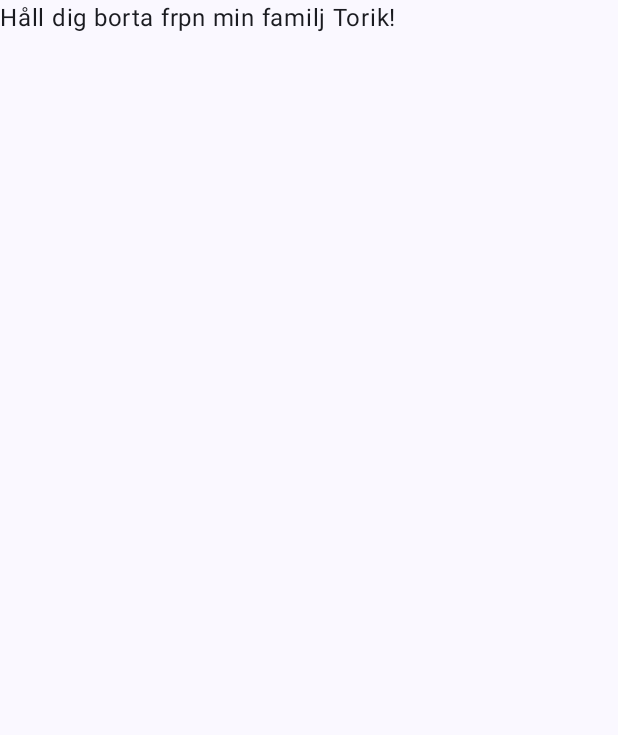
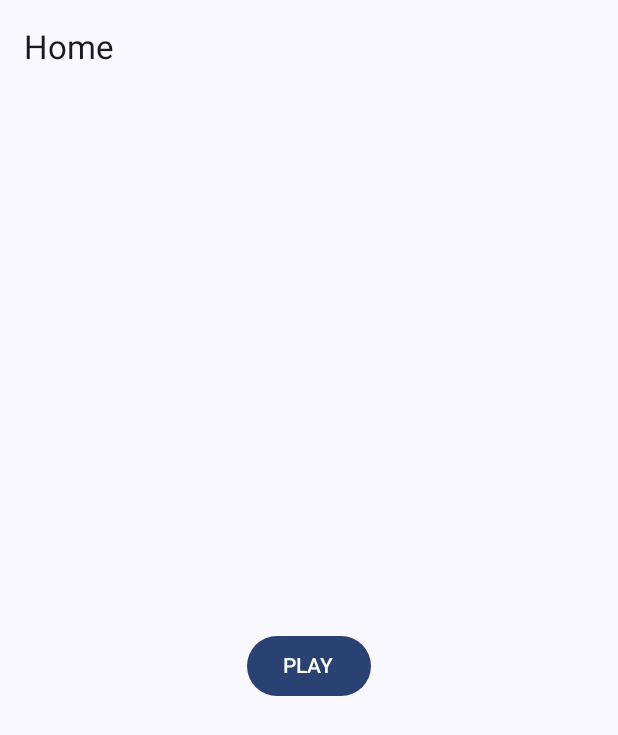
Before and after one commit to Masstoppe/TicTackToe-LucasTorik, an Android app built with Jetpack Compose: the screen it shows after launch (MainActivity), on a phone screen of 412 x 824 dp. Shown: the top 735 px of the screen. Run offline under Robolectric (Android 15) with nearby library versions, the phone set to English and light mode, and no system bars.

Commit message:
Getting started on the UI
Check project code and project for more info

```diff
--- a/app/build.gradle.kts
+++ b/app/build.gradle.kts
@@ -6,7 +6,7 @@ plugins {
 
 android {
     namespace = "com.example.tictacktoe_lt"
-    compileSdk = 34
+    compileSdk = 35
 
     defaultConfig {
         applicationId = "com.example.tictacktoe_lt"
@@ -49,6 +49,8 @@ dependencies {
     implementation(libs.androidx.ui.graphics)
     implementation(libs.androidx.ui.tooling.preview)
     implementation(libs.androidx.material3)
+    implementation(libs.androidx.navigation.runtime.ktx)
+    implementation(libs.androidx.navigation.compose)
     testImplementation(libs.junit)
     androidTestImplementation(libs.androidx.junit)
     androidTestImplementation(libs.androidx.espresso.core)
--- a/app/src/main/java/com/example/tictacktoe_lt/Home.kt
+++ b/app/src/main/java/com/example/tictacktoe_lt/Home.kt
@@ -1 +1,42 @@
 package com.example.tictacktoe_lt
+
+
+import androidx.compose.foundation.layout.Arrangement
+import androidx.compose.foundation.layout.Column
+import androidx.compose.foundation.layout.fillMaxSize
+import androidx.compose.foundation.layout.padding
+import androidx.compose.material3.Button
+import androidx.compose.material3.ExperimentalMaterial3Api
+import androidx.compose.material3.Scaffold
+import androidx.compose.material3.Text
+import androidx.compose.material3.TopAppBar
+import androidx.compose.runtime.Composable
+import androidx.compose.ui.Alignment
+import androidx.compose.ui.Modifier
+import androidx.navigation.NavController
+
+@OptIn(ExperimentalMaterial3Api::class)
+@Composable
+fun Home(navController: NavController){
+    Scaffold(
+        topBar = {
+            TopAppBar(
+                // enkel titel längst upp på skärmen
+                title = { Text("Home") }
+            )
+        },
+    ){ padding ->
+        Column(
+            modifier = Modifier
+                .fillMaxSize()
+                .padding(padding),
+            verticalArrangement = Arrangement.Center,
+            horizontalAlignment = Alignment.CenterHorizontally
+        ){
+            //placerar en enkel play knapp i mitten av skärmen
+            Button(onClick = {navController.navigate("Lobby")}) {
+                Text("PLAY")
+            }
+        }
+    }
+}
--- a/app/src/main/java/com/example/tictacktoe_lt/MainActivity.kt
+++ b/app/src/main/java/com/example/tictacktoe_lt/MainActivity.kt
@@ -1,19 +1,16 @@
 package com.example.tictacktoe_lt
 
 import android.os.Bundle
-import android.widget.Button
 import androidx.activity.ComponentActivity
 import androidx.activity.compose.setContent
 import androidx.activity.enableEdgeToEdge
-import androidx.compose.foundation.layout.fillMaxSize
-import androidx.compose.foundation.layout.padding
-import androidx.compose.material3.Scaffold
-import androidx.compose.material3.Text
 import androidx.compose.runtime.Composable
-import androidx.compose.ui.Modifier
-import androidx.compose.ui.graphics.Color
 import androidx.compose.ui.tooling.preview.Preview
+import androidx.navigation.compose.rememberNavController
+import androidx.navigation.compose.NavHost
+import androidx.navigation.compose.composable
 import com.example.tictacktoe_lt.ui.theme.TicTackToeLTTheme
+
 
 class MainActivity : ComponentActivity() {
     override fun onCreate(savedInstanceState: Bundle?) {
@@ -21,30 +18,35 @@ class MainActivity : ComponentActivity() {
         enableEdgeToEdge()
         setContent {
             TicTackToeLTTheme {
-                Scaffold(modifier = Modifier.fillMaxSize()) { innerPadding ->
-                    Greeting(
-                        name = "Torik",
-                        modifier = Modifier.padding(innerPadding)
-                    )
-
+                    TicTacToeApp()
                 }
             }
         }
     }
-}
 
 @Composable
-fun Greeting(name: String, modifier: Modifier = Modifier) {
-    Text(
-        text = "Håll dig borta frpn min familj $name!",
-        modifier = modifier
-    )
+fun TicTacToeApp(){
+    val navController = rememberNavController()
+    NavHost(navController = navController, startDestination = "Home"){
+        composable("Home") { Home(navController) }
+        composable("Lobby") { Lobby(navController) }
+        composable("Game") {  Game(navController) }
+    }
+
 }
 
 @Preview(showBackground = true)
 @Composable
 fun GreetingPreview() {
     TicTackToeLTTheme {
-        Greeting("Android")
+        TicTacToeApp()
     }
 }
+/*
+ATT GÖRA
+* Snyggare UI för Home,Lobby och Game
+* Implementera spellogiken
+* FireBase och allt det där krångliga
+* skapa övergång mellan lobby och game
+* skapa övergång mellan game och lobby när spelet är slut
+ */
--- a/gradle/libs.versions.toml
+++ b/gradle/libs.versions.toml
@@ -1,5 +1,5 @@
 [versions]
-agp = "8.7.1"
+agp = "8.7.2"
 kotlin = "2.0.0"
 coreKtx = "1.15.0"
 junit = "4.13.2"
@@ -8,6 +8,8 @@ espressoCore = "3.6.1"
 lifecycleRuntimeKtx = "2.8.6"
 activityCompose = "1.9.3"
 composeBom = "2024.04.01"
+navigationRuntimeKtx = "2.8.3"
+navigationCompose = "2.8.3"
 
 [libraries]
 androidx-core-ktx = { group = "androidx.core", name = "core-ktx", version.ref = "coreKtx" }
@@ -24,6 +26,8 @@ androidx-ui-tooling-preview = { group = "androidx.compose.ui", name = "ui-toolin
 androidx-ui-test-manifest = { group = "androidx.compose.ui", name = "ui-test-manifest" }
 androidx-ui-test-junit4 = { group = "androidx.compose.ui", name = "ui-test-junit4" }
 androidx-material3 = { group = "androidx.compose.material3", name = "material3" }
+androidx-navigation-runtime-ktx = { group = "androidx.navigation", name = "navigation-runtime-ktx", version.ref = "navigationRuntimeKtx" }
+androidx-navigation-compose = { group = "androidx.navigation", name = "navigation-compose", version.ref = "navigationCompose" }
 
 [plugins]
 android-application = { id = "com.android.application", version.ref = "agp" }
```
Also changed, not shown: app/src/main/java/com/example/tictacktoe_lt/Game.kt (+25 -0 lines), app/src/main/java/com/example/tictacktoe_lt/Lobby.kt (+23 -2 lines).
